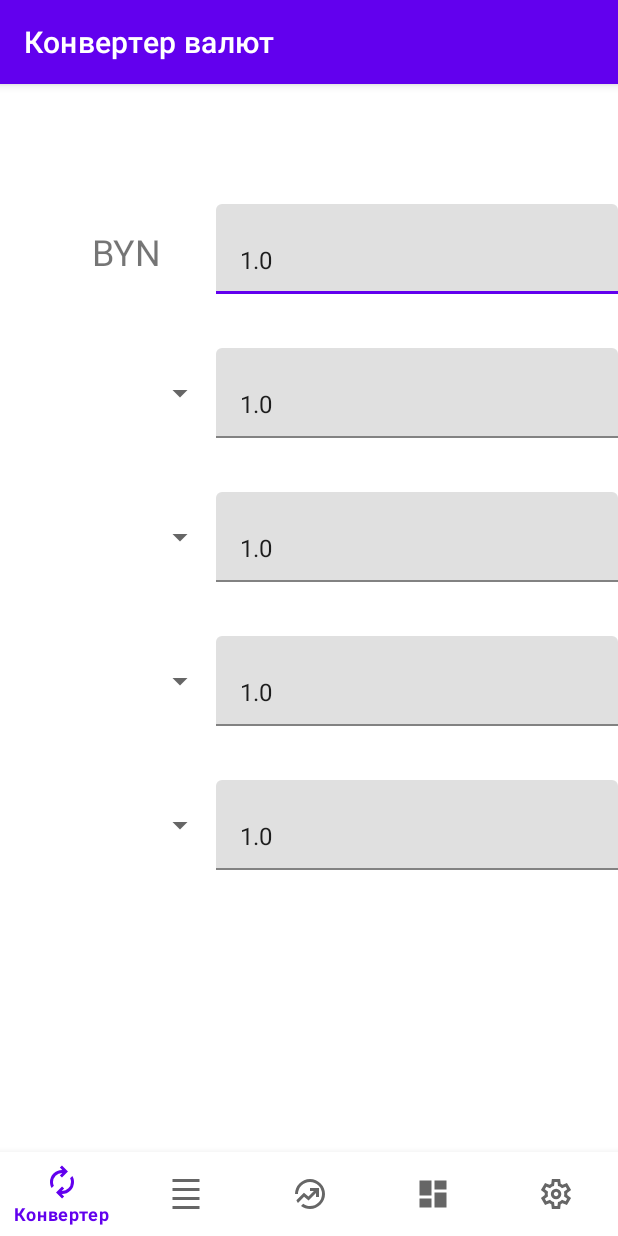
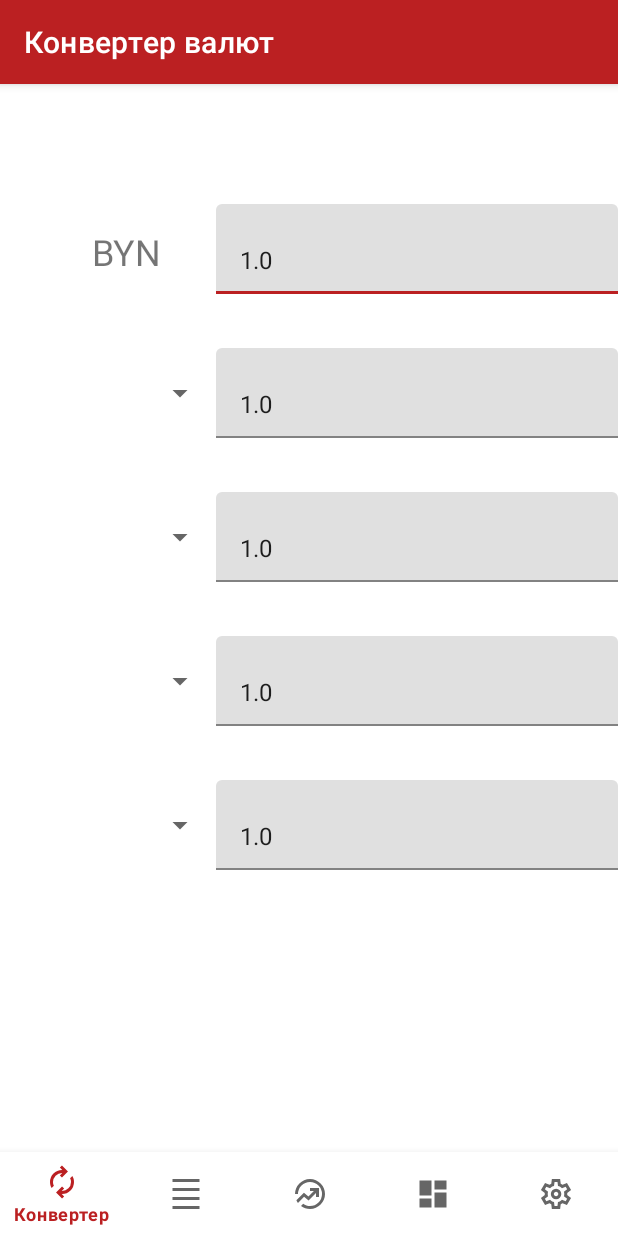
Before and after one commit to MiseikoDenis/Exchange, an Android app: the screen it shows after launch (MainActivity), on a phone screen of 412 x 824 dp. Run offline under Robolectric (Android 15) with nearby library versions, the phone set to English and light mode, and no system bars; our stand-ins replace Dagger/Hilt's generated code, Room's generated code, navigation-ui; 2 statements that could not run were skipped.

Commit message:
Изменения тем

```diff
--- a/app/src/main/res/navigation/nav_graph.xml
+++ b/app/src/main/res/navigation/nav_graph.xml
@@ -29,5 +29,5 @@
     <fragment
         android:id="@+id/settings"
         android:name="com.example.exchange.presentation.settings.Settings"
-        android:label="Settings" />
+        android:label="@string/settings" />
 </navigation>
--- a/app/src/main/res/values-night/themes.xml
+++ b/app/src/main/res/values-night/themes.xml
@@ -4,16 +4,13 @@
         <!-- Primary brand color. -->
         <item name="colorPrimary">@color/purple_200</item>
         <item name="colorPrimaryVariant">@color/purple_700</item>
-        <item name="colorOnPrimary">@color/black</item>
+        <item name="colorOnPrimary">@color/white</item>
         <!-- Secondary brand color. -->
         <item name="colorSecondary">@color/teal_200</item>
         <item name="colorSecondaryVariant">@color/teal_200</item>
-        <item name="colorOnSecondary">@color/black</item>
+        <item name="colorOnSecondary">@color/white</item>
         <!-- Status bar color. -->
         <item name="android:statusBarColor">?attr/colorPrimaryVariant</item>
         <!-- Customize your theme here. -->
-        <item name="android:windowFullscreen">true</item>
-        <item name="android:windowNoTitle">true</item>
-        status
     </style>
 </resources>
--- a/app/src/main/res/values/colors.xml
+++ b/app/src/main/res/values/colors.xml
@@ -9,4 +9,6 @@
     <color name="white">#FFFFFFFF</color>
     <color name="green">#008080</color>
     <color name="darkGrey">#121212</color>
+    <color name="red">#Bb2022</color>
+    <color name="red_old">#9c1b1c</color>
 </resources>
--- a/app/src/main/res/values/themes.xml
+++ b/app/src/main/res/values/themes.xml
@@ -2,9 +2,9 @@
     <!-- Base application theme. -->
     <style name="Theme.Exchange" parent="Theme.MaterialComponents.DayNight.DarkActionBar">
         <!-- Primary brand color. -->
-        <item name="colorPrimary">@color/purple_500</item>
-        <item name="colorPrimaryVariant">@color/purple_700</item>
-        <item name="colorOnPrimary">@color/white</item>
+        <item name="colorPrimary">@color/red</item>
+        <item name="colorPrimaryVariant">@color/red_old</item>
+        <item name="colorOnPrimary">@color/black</item>
         <!-- Secondary brand color. -->
         <item name="colorSecondary">@color/teal_200</item>
         <item name="colorSecondaryVariant">@color/teal_700</item>
@@ -12,7 +12,5 @@
         <!-- Status bar color. -->
         <item name="android:statusBarColor">?attr/colorPrimaryVariant</item>
         <!-- Customize your theme here. -->
-        <item name="android:windowFullscreen">true</item>
-        <item name="android:windowNoTitle">true</item>
     </style>
 </resources>
```
